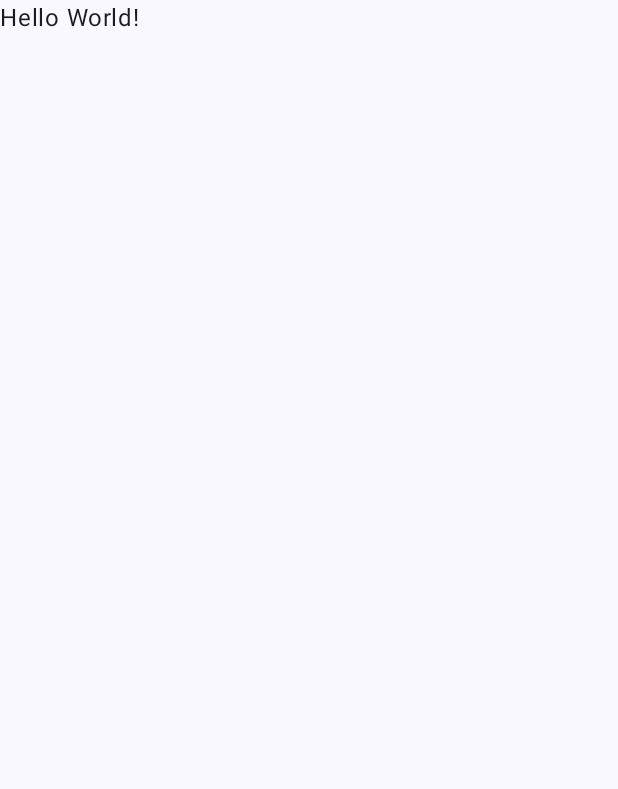
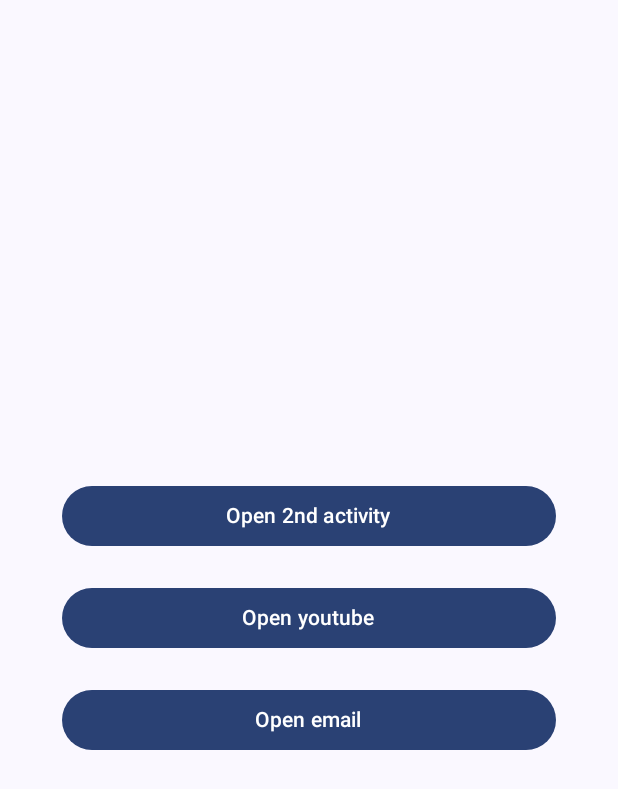
Before and after one commit to swapnil033/android-basics, an Android app built with Jetpack Compose: the screen it shows after launch (MainActivity), on a phone screen of 412 x 824 dp. Before the commit the part shown is almost empty. Shown: the top 789 px of the screen. Run offline under Robolectric (Android 15) with nearby library versions, the phone set to English and light mode, and no system bars.

Commit message:
intent practice

```diff
--- a/app/build.gradle.kts
+++ b/app/build.gradle.kts
@@ -59,6 +59,9 @@ dependencies {
     implementation("androidx.compose.ui:ui-graphics")
     implementation("androidx.compose.ui:ui-tooling-preview")
     implementation("androidx.compose.material3:material3")
+
+    implementation("io.coil-kt:coil-compose:2.4.0")
+
     testImplementation("junit:junit:4.13.2")
     androidTestImplementation("androidx.test.ext:junit:1.1.5")
     androidTestImplementation("androidx.test.espresso:espresso-core:3.5.1")
--- /dev/null
+++ b/app/src/main/java/com/swapnil/intentpracticeapp/ImageViewModel.kt
@@ -0,0 +1,17 @@
+package com.swapnil.intentpracticeapp
+
+import android.net.Uri
+import androidx.compose.runtime.State
+import androidx.compose.runtime.mutableStateOf
+import androidx.lifecycle.ViewModel
+
+class ImageViewModel: ViewModel() {
+
+    private val _imageUri = mutableStateOf<Uri?>(null)
+    val imageUri: State<Uri?> = _imageUri
+
+
+    fun updateImageUri(uri: Uri?){
+        _imageUri.value = uri
+    }
+}
--- a/app/src/main/java/com/swapnil/intentpracticeapp/MainActivity.kt
+++ b/app/src/main/java/com/swapnil/intentpracticeapp/MainActivity.kt
@@ -1,20 +1,48 @@
 package com.swapnil.intentpracticeapp
 
+import android.content.ActivityNotFoundException
+import android.content.Context
+import android.content.Intent
+import android.net.Uri
+import android.os.Build
 import android.os.Bundle
+import android.util.Log
 import androidx.activity.ComponentActivity
 import androidx.activity.compose.setContent
+import androidx.activity.viewModels
+import androidx.compose.foundation.layout.Arrangement
+import androidx.compose.foundation.layout.Column
+import androidx.compose.foundation.layout.Spacer
 import androidx.compose.foundation.layout.fillMaxSize
+import androidx.compose.foundation.layout.fillMaxWidth
+import androidx.compose.foundation.layout.height
+import androidx.compose.material3.Button
 import androidx.compose.material3.MaterialTheme
 import androidx.compose.material3.Surface
 import androidx.compose.material3.Text
 import androidx.compose.runtime.Composable
+import androidx.compose.ui.Alignment
 import androidx.compose.ui.Modifier
 import androidx.compose.ui.tooling.preview.Preview
+import androidx.compose.ui.unit.dp
+import coil.compose.AsyncImage
 import com.swapnil.intentpracticeapp.ui.theme.IntentPracticeAppTheme
 
 class MainActivity : ComponentActivity() {
+
+    val viewModel by viewModels<ImageViewModel> ()
     override fun onCreate(savedInstanceState: Bundle?) {
         super.onCreate(savedInstanceState)
+
+        if (intent.hasExtra(Intent.EXTRA_STREAM)) {
+            val uri = if (Build.VERSION.SDK_INT >= Build.VERSION_CODES.TIRAMISU) {
+                intent?.getParcelableExtra(Intent.EXTRA_STREAM, Uri::class.java)
+            } else {
+                intent?.getParcelableExtra(Intent.EXTRA_STREAM)
+            }
+            viewModel.updateImageUri(uri)
+        }
+
         setContent {
             IntentPracticeAppTheme {
                 // A surface container using the 'background' color from the theme
@@ -22,25 +50,105 @@ class MainActivity : ComponentActivity() {
                     modifier = Modifier.fillMaxSize(),
                     color = MaterialTheme.colorScheme.background
                 ) {
-                    Greeting("World")
+                    Body(
+                        viewModel.imageUri.value,
+                        this
+                    )
                 }
             }
         }
     }
+
+    override fun onNewIntent(intent: Intent?) {
+        super.onNewIntent(intent)
+
+        val uri = if (Build.VERSION.SDK_INT >= Build.VERSION_CODES.TIRAMISU) {
+            intent?.getParcelableExtra(Intent.EXTRA_STREAM, Uri::class.java)
+        } else {
+            intent?.getParcelableExtra(Intent.EXTRA_STREAM)
+        }
+
+        if (uri == null){
+            Log.d("Intent-TAG", "onNewIntent: null")
+        }
+
+        viewModel.updateImageUri(uri)
+    }
 }
 
 @Composable
-fun Greeting(name: String, modifier: Modifier = Modifier) {
-    Text(
-        text = "Hello $name!",
-        modifier = modifier
-    )
+fun Body(
+    imageUri: Uri?,
+    context: Context,
+    modifier: Modifier = Modifier) {
+    Column(
+        modifier = modifier.fillMaxSize(),
+        horizontalAlignment = Alignment.CenterHorizontally,
+        verticalArrangement = Arrangement.Center
+    ) {
+
+        imageUri?.let {
+            AsyncImage(model = it, contentDescription = null)
+        }
+
+        CustomButton(
+            text = "Open 2nd activity",
+            onClick = {
+                Intent(context, SecondActivity::class.java).also {
+                    context.startActivity(it)
+                }
+            },
+            modifier = Modifier.fillMaxWidth(0.8f)
+        )
+
+        Spacer(modifier = Modifier.height(20.dp))
+
+        CustomButton(
+            text = "Open youtube",
+            onClick = {
+                Intent(Intent.ACTION_MAIN).apply {
+                    this.`package` = "com.google.android.youtube"
+                    try {
+                        context.startActivity(this)
+                    }catch (e: ActivityNotFoundException){
+                        e.printStackTrace()
+                    }
+                }
+            },
+            modifier = Modifier.fillMaxWidth(0.8f)
+        )
+
+        Spacer(modifier = Modifier.height(20.dp))
+
+        CustomButton(
+            text = "Open email",
+            onClick = {
+                val intent = Intent(Intent.ACTION_SEND).apply {
+                    type = "text/plain"
+                    putExtra(Intent.EXTRA_EMAIL, arrayOf("test@gmail.com"))
+                    putExtra(Intent.EXTRA_SUBJECT, "This is the subject")
+                    putExtra(Intent.EXTRA_TEXT, "This is email body text")
+                }
+
+                if (intent.resolveActivity(context.packageManager) != null)
+                    context.startActivity(intent)
+            },
+            modifier = Modifier.fillMaxWidth(0.8f)
+        )
+
+    }
 }
 
-@Preview(showBackground = true)
 @Composable
-fun GreetingPreview() {
-    IntentPracticeAppTheme {
-        Greeting("Android")
+fun CustomButton(
+    text: String,
+    modifier: Modifier = Modifier,
+    onClick: () -> Unit
+) {
+    Button(
+        onClick = onClick,
+        modifier = modifier
+    ) {
+        Text(text = text)
     }
 }
```
Also changed, not shown: app/src/main/AndroidManifest.xml (+13 -0 lines), app/src/main/java/com/swapnil/intentpracticeapp/SecondActivity.kt (added, +32 -0 lines).
